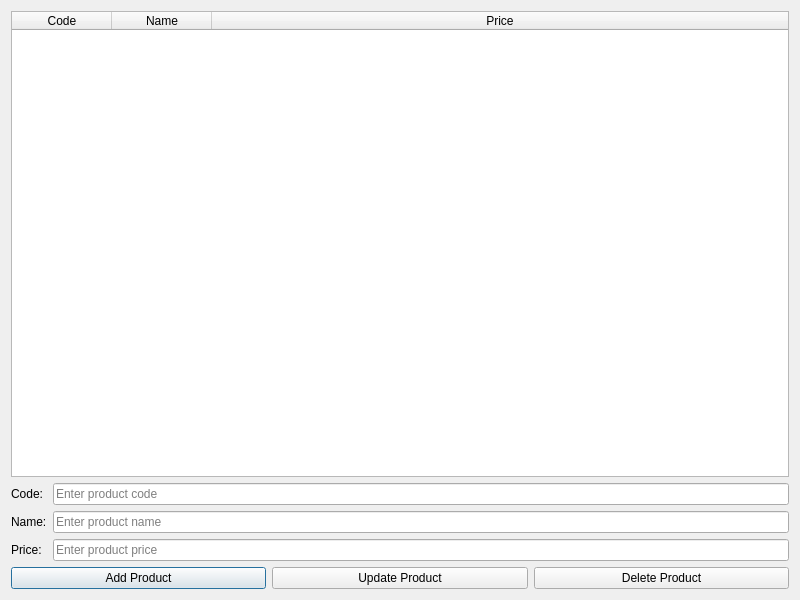
Before: the Qt Designer form src/adminwindow/adminwindow.ui in Nivedck/Billing-System, drawn with Qt 5.
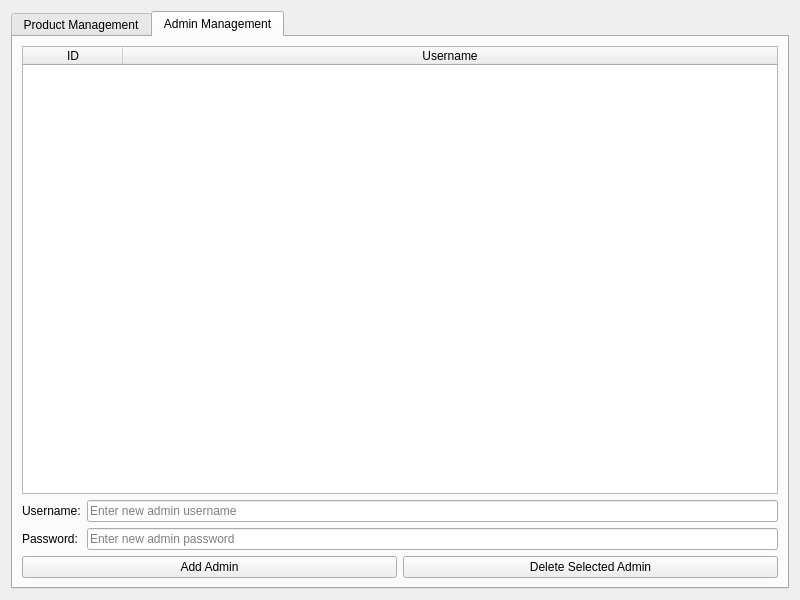
After: the same form once the commit is applied. The open tabs and pages were chosen to show the change.

The edit to the form file:
```diff
--- a/src/adminwindow/adminwindow.ui
+++ b/src/adminwindow/adminwindow.ui
@@ -15,6 +15,16 @@
   </property>
   <layout class="QVBoxLayout" name="mainLayout">
    <item>
+    <widget class="QTabWidget" name="tabWidget">
+     <property name="currentIndex">
+      <number>0</number>
+     </property>
+     <widget class="QWidget" name="productsTab">
+      <attribute name="title">
+       <string>Product Management</string>
+      </attribute>
+      <layout class="QVBoxLayout" name="verticalLayout_2">
+       <item>
     <widget class="QTableWidget" name="tableWidget">
      <property name="selectionBehavior">
       <enum>QAbstractItemView::SelectRows</enum>
@@ -109,6 +119,87 @@
       </widget>
      </item>
     </layout>
+       </item>
+      </layout>
+     </widget>
+     <widget class="QWidget" name="adminsTab">
+      <attribute name="title">
+       <string>Admin Management</string>
+      </attribute>
+      <layout class="QVBoxLayout" name="verticalLayout_3">
+       <item>
+        <widget class="QTableWidget" name="tableWidgetAdmins">
+         <property name="selectionBehavior">
+          <enum>QAbstractItemView::SelectRows</enum>
+         </property>
+         <attribute name="horizontalHeaderStretchLastSection">
+          <bool>true</bool>
+         </attribute>
+         <column>
+          <property name="text">
+           <string>ID</string>
+          </property>
+         </column>
+         <column>
+          <property name="text">
+           <string>Username</string>
+          </property>
+         </column>
+        </widget>
+       </item>
+       <item>
+        <layout class="QGridLayout" name="adminFormLayout">
+         <item row="0" column="0">
+          <widget class="QLabel" name="labelAdminUsername">
+           <property name="text">
+            <string>Username:</string>
+           </property>
+          </widget>
+         </item>
+         <item row="0" column="1">
+          <widget class="QLineEdit" name="lineEditAdminUsername">
+           <property name="placeholderText">
+            <string>Enter new admin username</string>
+           </property>
+          </widget>
+         </item>
+         <item row="1" column="0">
+          <widget class="QLabel" name="labelAdminPassword">
+           <property name="text">
+            <string>Password:</string>
+           </property>
+          </widget>
+         </item>
+         <item row="1" column="1">
+          <widget class="QLineEdit" name="lineEditAdminPassword">
+           <property name="placeholderText">
+            <string>Enter new admin password</string>
+           </property>
+          </widget>
+         </item>
+        </layout>
+       </item>
+       <item>
+        <layout class="QHBoxLayout" name="adminButtonLayout">
+         <item>
+          <widget class="QPushButton" name="buttonAddAdmin">
+           <property name="text">
+            <string>Add Admin</string>
+           </property>
+          </widget>
+         </item>
+         <item>
+          <widget class="QPushButton" name="buttonDeleteAdmin">
+           <property name="text">
+            <string>Delete Selected Admin</string>
+           </property>
+          </widget>
+         </item>
+        </layout>
+       </item>
+      </layout>
+     </widget>
+    </widget>
    </item>
   </layout>
  </widget>
```
Lines whose indentation alone changed are shown as unchanged.
